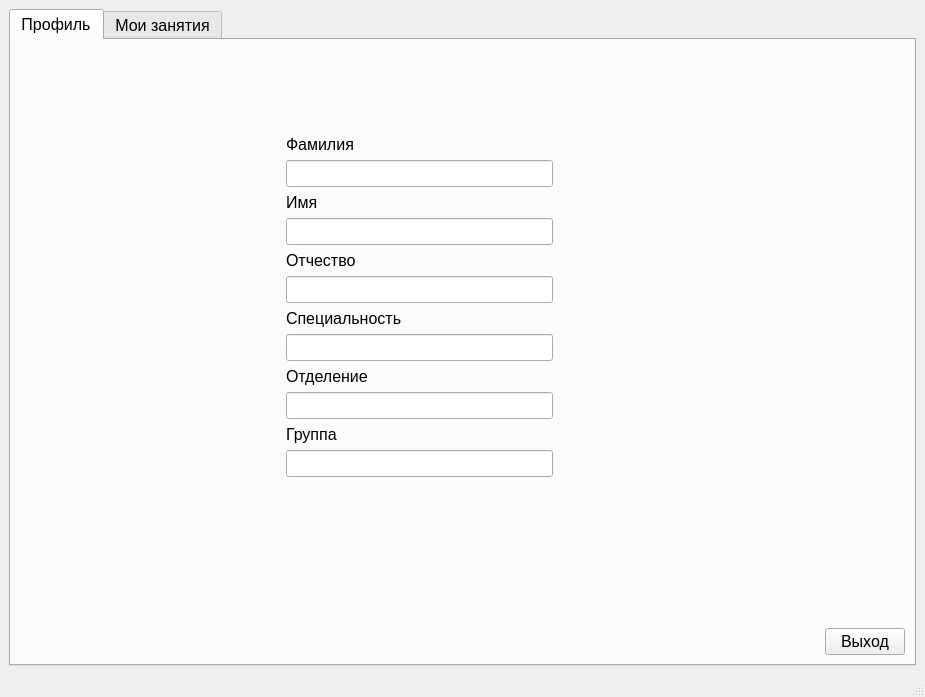
The window that Plan/listenerwindow.ui (Undetaker45/MDKP) describes before a commit, drawn with Qt 5.
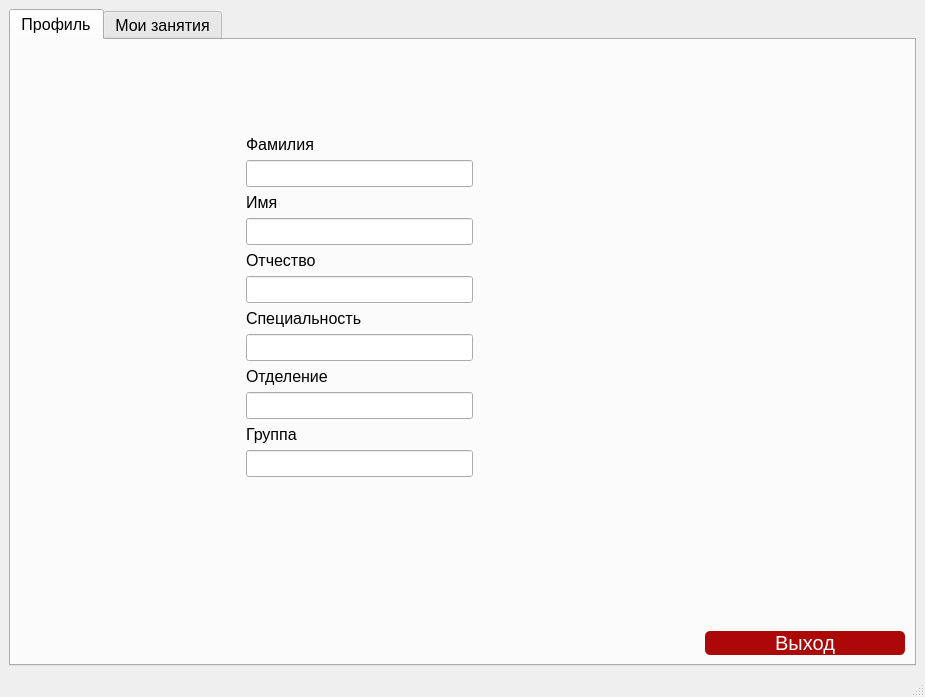
The same window after the commit.

What changed in the file:
```diff
--- a/Plan/listenerwindow.ui
+++ b/Plan/listenerwindow.ui
@@ -182,6 +182,28 @@
               </item>
               <item>
                <widget class="QPushButton" name="ExitBtn">
+                <property name="minimumSize">
+                 <size>
+                  <width>200</width>
+                  <height>20</height>
+                 </size>
+                </property>
+                <property name="styleSheet">
+                 <string notr="true">QPushButton {
+font: 500 20pt &quot;Montserrat Medium&quot;;
+    background-color: #AC0808; 
+    color: white; 
+    border: none;
+    font-size: 20px;
+    border-radius: 5px; 
+}
+QPushButton:hover {
+    background-color: #C61010;
+}
+QPushButton:pressed {
+    background-color: #9C0707; 
+}</string>
+                </property>
                 <property name="text">
                  <string>Выход</string>
                 </property>
@@ -189,6 +211,22 @@
               </item>
              </layout>
             </item>
+            <item row="2" column="3">
+             <spacer name="horizontalSpacer_3">
+              <property name="orientation">
+               <enum>Qt::Horizontal</enum>
+              </property>
+              <property name="sizeType">
+               <enum>QSizePolicy::Fixed</enum>
+              </property>
+              <property name="sizeHint" stdset="0">
+               <size>
+                <width>150</width>
+                <height>20</height>
+               </size>
+              </property>
+             </spacer>
+            </item>
            </layout>
           </item>
          </layout>
```
